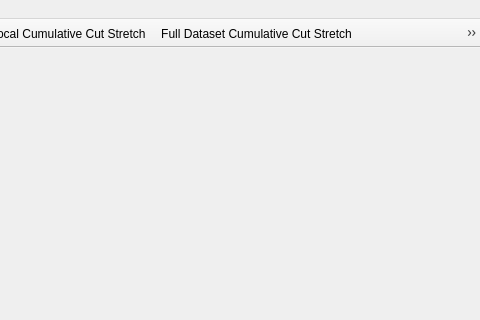
Qt form qgis_dev/qgis_dev.ui (MrJGao/qgis_dev) before a commit; both pictures show x 446 to 926 and y 0 to 320 of the 926 by 580 pixel window.
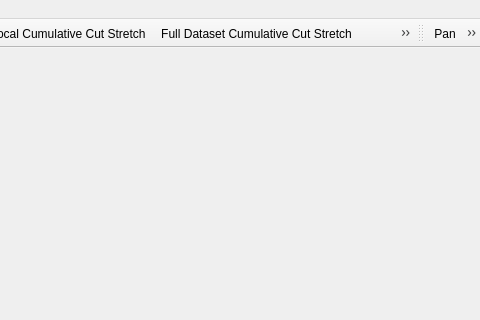
The same form after that commit. Icons and pictures are not drawn.

Commit message: add some map tools

What changed in the file:
```diff
--- a/qgis_dev/qgis_dev.ui
+++ b/qgis_dev/qgis_dev.ui
@@ -114,6 +114,22 @@
    <addaction name="actionIncreaseContrast"/>
    <addaction name="actionDecreaseContrast"/>
   </widget>
+  <widget class="QToolBar" name="m_mapTools_toolBar">
+   <property name="windowTitle">
+    <string>toolBar</string>
+   </property>
+   <attribute name="toolBarArea">
+    <enum>TopToolBarArea</enum>
+   </attribute>
+   <attribute name="toolBarBreak">
+    <bool>false</bool>
+   </attribute>
+   <addaction name="actionPan"/>
+   <addaction name="actionZoomFull"/>
+   <addaction name="actionZoomIn"/>
+   <addaction name="actionZoomOut"/>
+   <addaction name="actionIdentify"/>
+  </widget>
   <action name="actionOpen_Project">
    <property name="icon">
     <iconset resource="Resources/images/images.qrc">
@@ -273,6 +289,66 @@
     <string>Decrease Contrast</string>
    </property>
   </action>
+  <action name="actionZoomIn">
+   <property name="icon">
+    <iconset resource="Resources/images/images.qrc">
+     <normaloff>:/images/themes/default/mActionZoomIn.svg</normaloff>:/images/themes/default/mActionZoomIn.svg</iconset>
+   </property>
+   <property name="text">
+    <string>Zoom In</string>
+   </property>
+   <property name="toolTip">
+    <string>Zoom In</string>
+   </property>
+  </action>
+  <action name="actionZoomOut">
+   <property name="icon">
+    <iconset resource="Resources/images/images.qrc">
+     <normaloff>:/images/themes/default/mActionZoomOut.svg</normaloff>:/images/themes/default/mActionZoomOut.svg</iconset>
+   </property>
+   <property name="text">
+    <string>Zoom Out</string>
+   </property>
+   <property name="toolTip">
+    <string>Zoom out</string>
+   </property>
+  </action>
+  <action name="actionPan">
+   <property name="icon">
+    <iconset resource="Resources/images/images.qrc">
+     <normaloff>:/images/themes/default/mActionPan.svg</normaloff>:/images/themes/default/mActionPan.svg</iconset>
+   </property>
+   <property name="text">
+    <string>Pan</string>
+   </property>
+   <property name="toolTip">
+    <string>Pan</string>
+   </property>
+  </action>
+  <action name="actionZoomFull">
+   <property name="icon">
+    <iconset resource="Resources/images/images.qrc">
+     <normaloff>:/images/themes/default/mActionZoomFullExtent.svg</normaloff>:/images/themes/default/mActionZoomFullExtent.svg</iconset>
+   </property>
+   <property name="text">
+    <string>Zoom Full</string>
+   </property>
+   <property name="toolTip">
+    <string>Zoom Full</string>
+   </property>
+  </action>
+  <action name="actionIdentify">
+   <property name="icon">
+    <iconset resource="Resources/images/images.qrc">
+     <normaloff>:/images/themes/default/mActionIdentify.svg</normaloff>:/images/themes/default/mActionIdentify.svg</iconset>
+   </property>
+   <property name="text">
+    <string>Identify</string>
+   </property>
+   <property name="toolTip">
+    <string>Identify</string>
+   </property>
+  </action>
  </widget>
  <layoutdefault spacing="6" margin="11"/>
  <resources>
```
The commit also changes 7 other files.
